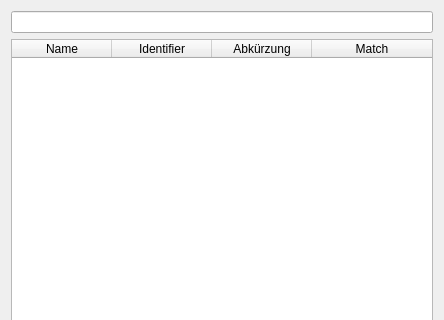
Above: som_gui/module/search/qt/Widget.ui from c-mellueh/SOM-Toolkit before the change; both pictures show x 0 to 444 and y 0 to 320 of the 444 by 480 pixel window. Below: the same form after it.
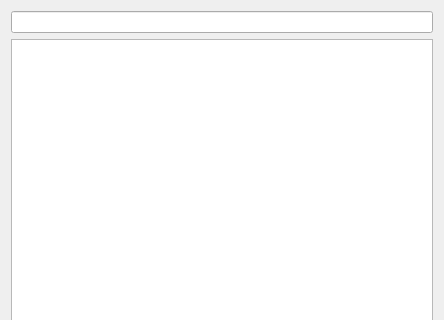
That is the form after the change.

Patch:
```diff
--- a/som_gui/module/search/qt/Widget.ui
+++ b/som_gui/module/search/qt/Widget.ui
@@ -37,26 +37,6 @@
      <attribute name="verticalHeaderVisible">
       <bool>false</bool>
      </attribute>
-     <column>
-      <property name="text">
-       <string>Name</string>
-      </property>
-     </column>
-     <column>
-      <property name="text">
-       <string>Identifier</string>
-      </property>
-     </column>
-     <column>
-      <property name="text">
-       <string>Abkürzung</string>
-      </property>
-     </column>
-     <column>
-      <property name="text">
-       <string>Match</string>
-      </property>
-     </column>
     </widget>
    </item>
   </layout>
```
Left out of the diff: 6 changed lines with no effect on the pictures.
